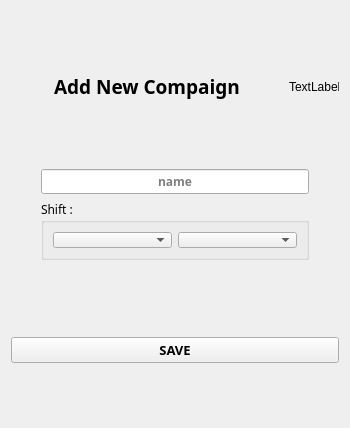
YassineBaghdadi/TransportingPlanning, file ui/addComp.ui: the form before one commit.
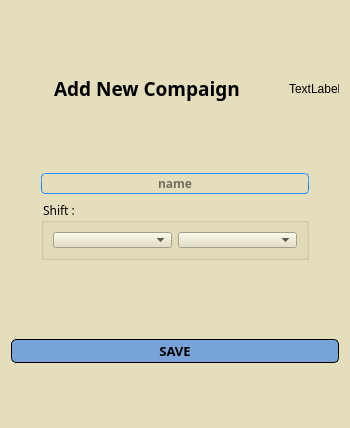
The form after the commit.

What changed in the file:
```diff
--- a/ui/addComp.ui
+++ b/ui/addComp.ui
@@ -13,6 +13,560 @@
   <property name="windowTitle">
    <string>Form</string>
   </property>
+  <property name="styleSheet">
+   <string notr="true">
+
+QFrame#comps:hover{
+	border-radius: 5px;
+background-color: #d85c00;
+}
+QFrame#emps:hover{
+	border-radius: 5px;
+background-color: #d85c00;
+}
+
+QFrame#planning:hover{
+	border-radius: 5px;
+background-color: #d85c00;
+}
+
+QFrame#vans:hover{
+	border-radius: 5px;
+background-color: #d85c00;
+}
+
+
+QWidget {
+	/*background-color:#ececec;*/
+	background-color:#e4debc;
+}
+QTextEdit {
+	border-width: 1px;
+	border-style: solid;
+	border-color: qlineargradient(spread:pad, x1:0.5, y1:1, x2:0.5, y2:0, stop:0 rgba(0, 113, 255, 255), stop:1 rgba(91, 171, 252, 255));
+}
+QPlainTextEdit {
+	border-width: 1px;
+	border-style: solid;
+	border-color: qlineargradient(spread:pad, x1:0.5, y1:1, x2:0.5, y2:0, stop:0 rgba(0, 113, 255, 255), stop:1 rgba(91, 171, 252, 255));
+}
+QToolButton {
+	border-style: solid;
+	
+	color: rgb(0,0,0);
+	background-color:#3172c4;
+}
+QToolButton:hover{
+	border-style: solid;
+	
+	background-color: #d85c00;
+}
+QToolButton:pressed{
+	border-style: solid;
+	border-top-color: qlineargradient(spread:pad, x1:0.5, y1:1, x2:0.5, y2:0, stop:0 rgb(215, 215, 215), stop:1 rgb(222, 222, 222));
+	border-right-color: qlineargradient(spread:pad, x1:0, y1:0.5, x2:1, y2:0.5, stop:0 rgb(217, 217, 217), stop:1 rgb(227, 227, 227));
+	border-left-color: qlineargradient(spread:pad, x1:0, y1:0.5, x2:1, y2:0.5, stop:0 rgb(227, 227, 227), stop:1 rgb(217, 217, 217));
+	border-bottom-color: qlineargradient(spread:pad, x1:0.5, y1:1, x2:0.5, y2:0, stop:0 rgb(215, 215, 215), stop:1 rgb(222, 222, 222));
+	border-width: 1px;
+	border-radius: 5px;
+	color: rgb(0,0,0);
+	padding: 2px;
+	background-color: rgb(142,142,142);
+}
+QPushButton{
+	border-style: solid;
+	
+	border-width: 1px;
+	border-radius: 5px;
+	color: rgb(0,0,0);
+	padding: 2px;
+	background-color: #77a3d9;
+}
+QPushButton::default{
+	border-style: solid;
+	border-top-color: qlineargradient(spread:pad, x1:0.5, y1:1, x2:0.5, y2:0, stop:0 rgb(215, 215, 215), stop:1 rgb(222, 222, 222));
+	border-right-color: qlineargradient(spread:pad, x1:0, y1:0.5, x2:1, y2:0.5, stop:0 rgb(217, 217, 217), stop:1 rgb(227, 227, 227));
+	border-left-color: qlineargradient(spread:pad, x1:0, y1:0.5, x2:1, y2:0.5, stop:0 rgb(227, 227, 227), stop:1 rgb(217, 217, 217));
+	border-bottom-color: qlineargradient(spread:pad, x1:0.5, y1:1, x2:0.5, y2:0, stop:0 rgb(215, 215, 215), stop:1 rgb(222, 222, 222));
+	border-width: 1px;
+	border-radius: 5px;
+	color: rgb(0,0,0);
+	padding: 2px;
+	background-color: rgb(255,255,255);
+}
+QPushButton:hover{
+	border-style: solid;
+
+	background-color: #d85c00;
+}
+QPushButton:pressed{
+	border-style: solid;
+	border-top-color: qlineargradient(spread:pad, x1:0.5, y1:1, x2:0.5, y2:0, stop:0 rgb(215, 215, 215), stop:1 rgb(222, 222, 222));
+	border-right-color: qlineargradient(spread:pad, x1:0, y1:0.5, x2:1, y2:0.5, stop:0 rgb(217, 217, 217), stop:1 rgb(227, 227, 227));
+	border-left-color: qlineargradient(spread:pad, x1:0, y1:0.5, x2:1, y2:0.5, stop:0 rgb(227, 227, 227), stop:1 rgb(217, 217, 217));
+	border-bottom-color: qlineargradient(spread:pad, x1:0.5, y1:1, x2:0.5, y2:0, stop:0 rgb(215, 215, 215), stop:1 rgb(222, 222, 222));
+	border-width: 1px;
+	border-radius: 5px;
+	color: rgb(0,0,0);
+	padding: 2px;
+	background-color: rgb(142,142,142);
+}
+QPushButton:disabled{
+	border-style: solid;
+	border-top-color: qlineargradient(spread:pad, x1:0.5, y1:1, x2:0.5, y2:0, stop:0 rgb(215, 215, 215), stop:1 rgb(222, 222, 222));
+	border-right-color: qlineargradient(spread:pad, x1:0, y1:0.5, x2:1, y2:0.5, stop:0 rgb(217, 217, 217), stop:1 rgb(227, 227, 227));
+	border-left-color: qlineargradient(spread:pad, x1:0, y1:0.5, x2:1, y2:0.5, stop:0 rgb(227, 227, 227), stop:1 rgb(217, 217, 217));
+	border-bottom-color: qlineargradient(spread:pad, x1:0.5, y1:1, x2:0.5, y2:0, stop:0 rgb(215, 215, 215), stop:1 rgb(222, 222, 222));
+	border-width: 1px;
+	border-radius: 5px;
+	color: #808086;
+	padding: 2px;
+	background-color: rgb(142,142,142);
+}
+QLineEdit {
+	border-width: 1px; border-radius: 4px;
+	border-style: solid;
+	border-color: qlineargradient(spread:pad, x1:0.5, y1:1, x2:0.5, y2:0, stop:0 rgba(0, 113, 255, 255), stop:1 rgba(91, 171, 252, 255));
+}
+QLabel {
+	color: #000000;
+}
+QLCDNumber {
+	color: rgb(0, 113, 255, 255);
+}
+QProgressBar {
+	text-align: center;
+	color: rgb(240, 240, 240);
+	border-width: 1px; 
+	border-radius: 10px;
+	border-color: rgb(230, 230, 230);
+	border-style: solid;
+	background-color:rgb(207,207,207);
+}
+QProgressBar::chunk {
+	background-color: qlineargradient(spread:pad, x1:0.5, y1:1, x2:0.5, y2:0, stop:0 rgba(49, 147, 250, 255), stop:1 rgba(34, 142, 255, 255));
+	border-radius: 10px;
+}
+QMenuBar {
+	background-color: qlineargradient(spread:pad, x1:0.5, y1:1, x2:0.5, y2:0, stop:0 rgba(207, 209, 207, 255), stop:1 rgba(230, 229, 230, 255));
+}
+QMenuBar::item {
+	color: #000000;
+  	spacing: 3px;
+  	padding: 1px 4px;
+	background-color: qlineargradient(spread:pad, x1:0.5, y1:1, x2:0.5, y2:0, stop:0 rgba(207, 209, 207, 255), stop:1 rgba(230, 229, 230, 255));
+}
+
+QMenuBar::item:selected {
+  	background-color: qlineargradient(spread:pad, x1:0.5, y1:1, x2:0.5, y2:0, stop:0 rgba(0, 113, 255, 255), stop:1 rgba(91, 171, 252, 255));
+	color: #FFFFFF;
+}
+QMenu::item:selected {
+	border-style: solid;
+	border-top-color: transparent;
+	border-right-color: transparent;
+	border-left-color: qlineargradient(spread:pad, x1:0.5, y1:1, x2:0.5, y2:0, stop:0 rgba(0, 113, 255, 255), stop:1 rgba(91, 171, 252, 255));
+	border-bottom-color: transparent;
+	border-left-width: 2px;
+	color: #000000;
+	padding-left:15px;
+	padding-top:4px;
+	padding-bottom:4px;
+	padding-right:7px;
+}
+QMenu::item {
+	border-style: solid;
+	border-top-color: transparent;
+	border-right-color: transparent;
+	border-left-color: transparent;
+	border-bottom-color: transparent;
+	border-bottom-width: 1px;
+	color: #000000;
+	padding-left:17px;
+	padding-top:4px;
+	padding-bottom:4px;
+	padding-right:7px;
+}
+QTabWidget {
+	color:rgb(0,0,0);
+	background-color:#000000;
+}
+QTabWidget::pane {
+		border-color: rgb(223,223,223);
+		background-color:rgb(226,226,226);
+		border-style: solid;
+		border-width: 2px;
+    	border-radius: 6px;
+}
+QTabBar::tab:first {
+	border-style: solid;
+	border-left-width:1px;
+	border-right-width:0px;
+	border-top-width:1px;
+	border-bottom-width:1px;
+	border-top-color: rgb(209,209,209);
+	border-left-color: qlineargradient(spread:pad, x1:0.5, y1:1, x2:0.5, y2:0, stop:0 rgba(209, 209, 209, 209), stop:1 rgba(229, 229, 229, 229));
+	border-bottom-color: rgb(229,229,229);
+	border-top-left-radius: 4px;
+	border-bottom-left-radius: 4px;
+	color: #000000;
+	padding: 3px;
+	margin-left:0px;
+	background-color: qlineargradient(spread:pad, x1:0.5, y1:1, x2:0.5, y2:0, stop:0 rgba(247, 247, 247, 255), stop:1 rgba(255, 255, 255, 255));
+}
+QTabBar::tab:last {
+	border-style: solid;
+	border-width:1px;
+	border-top-color: rgb(209,209,209);
+	border-left-color: qlineargradient(spread:pad, x1:0.5, y1:1, x2:0.5, y2:0, stop:0 rgba(209, 209, 209, 209), stop:1 rgba(229, 229, 229, 229));
+	border-right-color: qlineargradient(spread:pad, x1:0.5, y1:1, x2:0.5, y2:0, stop:0 rgba(209, 209, 209, 209), stop:1 rgba(229, 229, 229, 229));
+	border-bottom-color: rgb(229,229,229);
+	border-top-right-radius: 4px;
+	border-bottom-right-radius: 4px;
+	color: #000000;
+	padding: 3px;
+	margin-left:0px;
+	background-color: qlineargradient(spread:pad, x1:0.5, y1:1, x2:0.5, y2:0, stop:0 rgba(247, 247, 247, 255), stop:1 rgba(255, 255, 255, 255));
+}
+QTabBar::tab {
+	border-style: solid;
+	border-top-width:1px;
+	border-bottom-width:1px;
+	border-left-width:1px;
+	border-top-color: rgb(209,209,209);
+	border-left-color: qlineargradient(spread:pad, x1:0.5, y1:1, x2:0.5, y2:0, stop:0 rgba(209, 209, 209, 209), stop:1 rgba(229, 229, 229, 229));
+	border-bottom-color: rgb(229,229,229);
+	color: #000000;
+	padding: 3px;
+	margin-left:0px;
+	background-color: qlineargradient(spread:pad, x1:0.5, y1:1, x2:0.5, y2:0, stop:0 rgba(247, 247, 247, 255), stop:1 rgba(255, 255, 255, 255));
+}
+QTabBar::tab:selected, QTabBar::tab:last:selected, QTabBar::tab:hover {
+  	border-style: solid;
+  	border-left-width:1px;
+	border-right-color: transparent;
+	border-top-color: rgb(209,209,209);
+	border-left-color: qlineargradient(spread:pad, x1:0.5, y1:1, x2:0.5, y2:0, stop:0 rgba(209, 209, 209, 209), stop:1 rgba(229, 229, 229, 229));
+	border-bottom-color: rgb(229,229,229);
+	color: #FFFFFF;
+	padding: 3px;
+	margin-left:0px;
+	background-color: qlineargradient(spread:pad, x1:0.5, y1:1, x2:0.5, y2:0, stop:0 rgba(0, 113, 255, 255), stop:1 rgba(91, 171, 252, 255));
+}
+
+QTabBar::tab:selected, QTabBar::tab:first:selected, QTabBar::tab:hover {
+  	border-style: solid;
+  	border-left-width:1px;
+  	border-bottom-width:1px;
+  	border-top-width:1px;
+	border-right-color: transparent;
+	border-top-color: rgb(209,209,209);
+	border-left-color: qlineargradient(spread:pad, x1:0.5, y1:1, x2:0.5, y2:0, stop:0 rgba(209, 209, 209, 209), stop:1 rgba(229, 229, 229, 229));
+	border-bottom-color: rgb(229,229,229);
+	color: #FFFFFF;
+	padding: 3px;
+	margin-left:0px;
+	background-color: qlineargradient(spread:pad, x1:0.5, y1:1, x2:0.5, y2:0, stop:0 rgba(0, 113, 255, 255), stop:1 rgba(91, 171, 252, 255));
+}
+
+QCheckBox {
+	color: #000000;
+	padding: 2px;
+}
+QCheckBox:disabled {
+	color: #808086;
+	padding: 2px;
+}
+
+QCheckBox:hover {
+	border-radius:4px;
+	border-style:solid;
+	padding-left: 1px;
+	padding-right: 1px;
+	padding-bottom: 1px;
+	padding-top: 1px;
+	border-width:1px;
+	border-color: transparent;
+}
+QCheckBox::indicator:checked {
+
+	height: 10px;
+	width: 10px;
+	border-style:solid;
+	border-width: 1px;
+	border-color: qlineargradient(spread:pad, x1:0.5, y1:1, x2:0.5, y2:0, stop:0 rgba(0, 113, 255, 255), stop:1 rgba(91, 171, 252, 255));
+	color: #000000;
+	background-color: qlineargradient(spread:pad, x1:0.5, y1:1, x2:0.5, y2:0, stop:0 rgba(0, 113, 255, 255), stop:1 rgba(91, 171, 252, 255));
+}
+QCheckBox::indicator:unchecked {
+
+	height: 10px;
+	width: 10px;
+	border-style:solid;
+	border-width: 1px;
+	border-color: qlineargradient(spread:pad, x1:0.5, y1:1, x2:0.5, y2:0, stop:0 rgba(0, 113, 255, 255), stop:1 rgba(91, 171, 252, 255));
+	color: #000000;
+}
+QRadioButton {
+	color: 000000;
+	padding: 1px;
+}
+QRadioButton::indicator:checked {
+	height: 10px;
+	width: 10px;
+	border-style:solid;
+	border-radius:5px;
+	border-width: 1px;
+	border-color: qlineargradient(spread:pad, x1:0.5, y1:1, x2:0.5, y2:0, stop:0 rgba(0, 113, 255, 255), stop:1 rgba(91, 171, 252, 255));
+	color: #a9b7c6;
+	background-color: qlineargradient(spread:pad, x1:0.5, y1:1, x2:0.5, y2:0, stop:0 rgba(0, 113, 255, 255), stop:1 rgba(91, 171, 252, 255));
+}
+QRadioButton::indicator:!checked {
+	height: 10px;
+	width: 10px;
+	border-style:solid;
+	border-radius:5px;
+	border-width: 1px;
+	border-color: qlineargradient(spread:pad, x1:0.5, y1:1, x2:0.5, y2:0, stop:0 rgba(0, 113, 255, 255), stop:1 rgba(91, 171, 252, 255));
+	color: #a9b7c6;
+	background-color: transparent;
+}
+QStatusBar {
+	color:#027f7f;
+}
+QSpinBox {
+	border-style: solid;
+	border-width: 1px;
+	border-color: qlineargradient(spread:pad, x1:0.5, y1:1, x2:0.5, y2:0, stop:0 rgba(0, 113, 255, 255), stop:1 rgba(91, 171, 252, 255));
+}
+QDoubleSpinBox {
+	border-style: solid;
+	border-width: 1px;
+	border-color: qlineargradient(spread:pad, x1:0.5, y1:1, x2:0.5, y2:0, stop:0 rgba(0, 113, 255, 255), stop:1 rgba(91, 171, 252, 255));
+}
+QTimeEdit {
+	border-style: solid;
+	border-width: 1px;
+	border-color: qlineargradient(spread:pad, x1:0.5, y1:1, x2:0.5, y2:0, stop:0 rgba(0, 113, 255, 255), stop:1 rgba(91, 171, 252, 255));
+}
+QDateTimeEdit {
+	border-style: solid;
+	border-width: 1px;
+	border-color: qlineargradient(spread:pad, x1:0.5, y1:1, x2:0.5, y2:0, stop:0 rgba(0, 113, 255, 255), stop:1 rgba(91, 171, 252, 255));
+}
+QDateEdit {
+	border-style: solid;
+	border-width: 1px;
+	border-color: qlineargradient(spread:pad, x1:0.5, y1:1, x2:0.5, y2:0, stop:0 rgba(0, 113, 255, 255), stop:1 rgba(91, 171, 252, 255));
+}
+
+QToolBox {
+	color: #a9b7c6;
+	background-color:#000000;
+}
+QToolBox::tab {
+	color: #a9b7c6;
+	background-color:#000000;
+}
+QToolBox::tab:selected {
+	color: #FFFFFF;
+	background-color:#000000;
+}
+QScrollArea {
+	color: #FFFFFF;
+	background-color:#000000;
+}
+QSlider::groove:horizontal {
+	height: 5px;
+	background-color: qlineargradient(spread:pad, x1:0.5, y1:1, x2:0.5, y2:0, stop:0 rgba(49, 147, 250, 255), stop:1 rgba(34, 142, 255, 255));
+}
+QSlider::groove:vertical {
+	width: 5px;
+	background-color: qlineargradient(spread:pad, x1:0.5, y1:1, x2:0.5, y2:0, stop:0 rgba(49, 147, 250, 255), stop:1 rgba(34, 142, 255, 255));
+}
+QSlider::handle:horizontal {
+	background: rgb(253,253,253);
+	border-style: solid;
+	border-width: 1px;
+	border-color: rgb(207,207,207);
+	width: 12px;
+	margin: -5px 0;
+	border-radius: 7px;
+}
+QSlider::handle:vertical {
+	background: rgb(253,253,253);
+	border-style: solid;
+	border-width: 1px;
+	border-color: rgb(207,207,207);
+	height: 12px;
+	margin: 0 -5px;
+	border-radius: 7px;
+}
+QSlider::add-page:horizontal {
+    background: rgb(181,181,181);
+}
+QSlider::add-page:vertical {
+    background: rgb(181,181,181);
+}
+QSlider::sub-page:horizontal {
+    background-color: qlineargradient(spread:pad, x1:0.5, y1:1, x2:0.5, y2:0, stop:0 rgba(49, 147, 250, 255), stop:1 rgba(34, 142, 255, 255));
+}
+QSlider::sub-page:vertical {
+    background-color: qlineargradient(spread:pad, y1:0.5, x1:1, y2:0.5, x2:0, stop:0 rgba(49, 147, 250, 255), stop:1 rgba(34, 142, 255, 255));
+}
+QScrollBar:horizontal {
+	max-height: 20px;
+	border: 1px transparent grey;
+	margin: 0px 20px 0px 20px;
+}
+QScrollBar:vertical {
+	max-width: 20px;
+	border: 1px transparent grey;
+	margin: 20px 0px 20px 0px;
+}
+QScrollBar::handle:horizontal {
+	background: rgb(253,253,253);
+	border-style: solid;
+	border-width: 1px;
+	border-color: rgb(207,207,207);
+	border-radius: 7px;
+	min-width: 25px;
+}
+QScrollBar::handle:horizontal:hover {
+	background: rgb(253,253,253);
+	border-style: solid;
+	border-width: 1px;
+	border-color: rgb(147, 200, 200);
+	border-radius: 7px;
+	min-width: 25px;
+}
+QScrollBar::handle:vertical {
+	background: rgb(253,253,253);
+	border-style: solid;
+	border-width: 1px;
+	border-color: rgb(207,207,207);
+	border-radius: 7px;
+	min-height: 25px;
+}
+QScrollBar::handle:vertical:hover {
+	background: rgb(253,253,253);
+	border-style: solid;
+	border-width: 1px;
+	border-color: rgb(147, 200, 200);
+	border-radius: 7px;
+	min-height: 25px;
+}
+QScrollBar::add-line:horizontal {
+   border: 2px transparent grey;
+   border-top-right-radius: 7px;
+   border-bottom-right-radius: 7px;
+   background: rgba(34, 142, 255, 255);
+   width: 20px;
+   subcontrol-position: right;
+   subcontrol-origin: margin;
+}
+QScrollBar::add-line:horizontal:pressed {
+   border: 2px transparent grey;
+   border-top-right-radius: 7px;
+   border-bottom-right-radius: 7px;
+   background: rgb(181,181,181);
+   width: 20px;
+   subcontrol-position: right;
+   subcontrol-origin: margin;
+}
+QScrollBar::add-line:vertical {
+   border: 2px transparent grey;
+   border-bottom-left-radius: 7px;
+   border-bottom-right-radius: 7px;
+   background: rgba(34, 142, 255, 255);
+   height: 20px;
+   subcontrol-position: bottom;
+   subcontrol-origin: margin;
+}
+QScrollBar::add-line:vertical:pressed {
+   border: 2px transparent grey;
+   border-bottom-left-radius: 7px;
+   border-bottom-right-radius: 7px;
+   background: rgb(181,181,181);
+   height: 20px;
+   subcontrol-position: bottom;
+   subcontrol-origin: margin;
+}
+QScrollBar::sub-line:horizontal {
+   border: 2px transparent grey;
+   border-top-left-radius: 7px;
+   border-bottom-left-radius: 7px;
+   background: rgba(34, 142, 255, 255);
+   width: 20px;
+   subcontrol-position: left;
+   subcontrol-origin: margin;
+}
+QScrollBar::sub-line:horizontal:pressed {
+   border: 2px transparent grey;
+   border-top-left-radius: 7px;
+   border-bottom-left-radius: 7px;
+   background: rgb(181,181,181);
+   width: 20px;
+   subcontrol-position: left;
+   subcontrol-origin: margin;
+}
+QScrollBar::sub-line:vertical {
+   border: 2px transparent grey;
+   border-top-left-radius: 7px;
+   border-top-right-radius: 7px;
+   background: rgba(34, 142, 255, 255);
+   height: 20px;
+   subcontrol-position: top;
+   subcontrol-origin: margin;
+}
+QScrollBar::sub-line:vertical:pressed {
+   border: 2px transparent grey;
+   border-top-left-radius: 7px;
+   border-top-right-radius: 7px;
+   background: rgb(181,181,181);
+   height: 20px;
+   subcontrol-position: top;
+   subcontrol-origin: margin;
+}
+QScrollBar::left-arrow:horizontal {
+   border: 1px transparent grey;
+   border-top-left-radius: 3px;
+   border-bottom-left-radius: 3px;
+   width: 6px;
+   height: 6px;
+   background: white;
+}
+QScrollBar::right-arrow:horizontal {
+   border: 1px transparent grey;
+   border-top-right-radius: 3px;
+   border-bottom-right-radius: 3px;
+   width: 6px;
+   height: 6px;
+   background: white;
+}
+QScrollBar::up-arrow:vertical {
+   border: 1px transparent grey;
+   border-top-left-radius: 3px;
+   border-top-right-radius: 3px;
+   width: 6px;
+   height: 6px;
+   background: white;
+}
+QScrollBar::down-arrow:vertical {
+   border: 1px transparent grey;
+   border-bottom-left-radius: 3px;
+   border-bottom-right-radius: 3px;
+   width: 6px;
+   height: 6px;
+   background: white;
+}
+QScrollBar::add-page:horizontal, QScrollBar::sub-page:horizontal {
+   background: none;
+}
+QScrollBar::add-page:vertical, QScrollBar::sub-page:vertical {
+   background: none;
+}</string>
+  </property>
   <layout class="QVBoxLayout" name="verticalLayout_2">
    <item>
     <layout class="QHBoxLayout" name="horizontalLayout_2">
```
